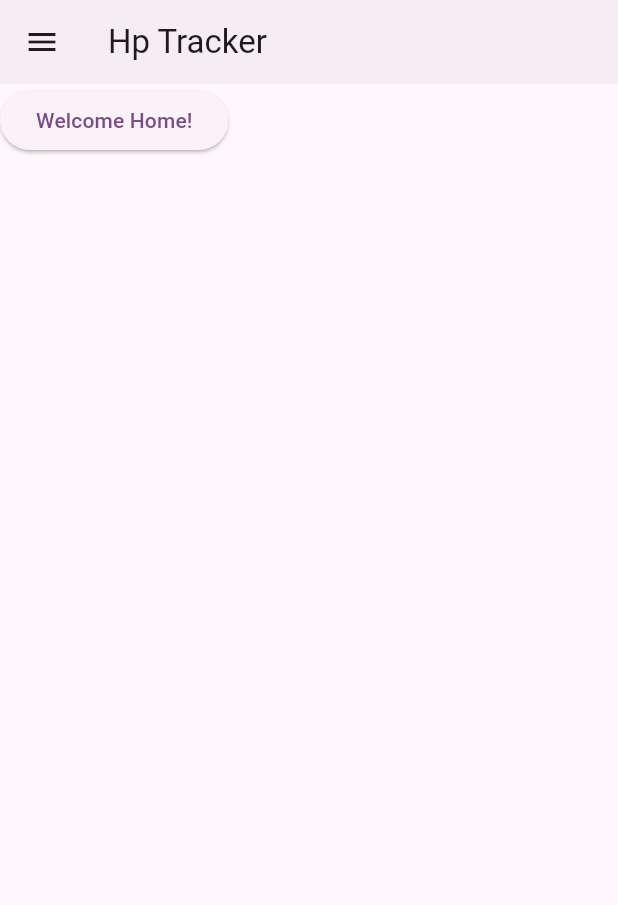
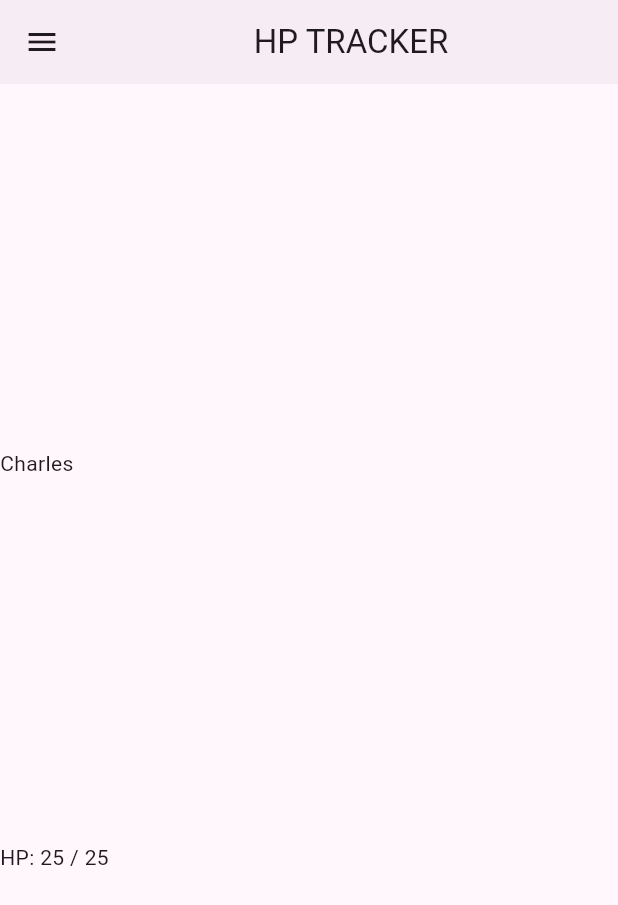
Before and after one commit to crazyapple48/hptracker_flutter, a Flutter app: the screen it shows after launch, on a phone screen of 412 x 824 dp. Shown: the top 905 px of the screen. Run offline on Flutter 3.47's test engine with Material 3 defaults, Android fonts, the phone set to English and light mode, and no system bars.

Commit message:
Begin layout home page

```diff
--- a/lib/main.dart
+++ b/lib/main.dart
@@ -13,24 +13,9 @@ class MyApp extends StatelessWidget {
   @override
   Widget build(BuildContext context) {
     return MaterialApp(
-      title: 'Flutter Demo',
+      title: 'Hp Tracker',
       debugShowCheckedModeBanner: false,
       theme: ThemeData(
-        // This is the theme of your application.
-        //
-        // TRY THIS: Try running your application with "flutter run". You'll see
-        // the application has a purple toolbar. Then, without quitting the app,
-        // try changing the seedColor in the colorScheme below to Colors.green
-        // and then invoke "hot reload" (save your changes or press the "hot
-        // reload" button in a Flutter-supported IDE, or press "r" if you used
-        // the command line to start the app).
-        //
-        // Notice that the counter didn't reset back to zero; the application
-        // state is not lost during the reload. To reset the state, use hot
-        // restart instead.
-        //
-        // This works for code too, not just values: Most code changes can be
-        // tested with just a hot reload.
         colorScheme: .fromSeed(seedColor: Color.fromARGB(255, 124, 7, 170)),
       ),
       darkTheme: ThemeData(
@@ -38,7 +23,15 @@ class MyApp extends StatelessWidget {
         colorScheme: ColorScheme.fromSeed(seedColor: Color.fromARGB(255, 124, 7, 170), brightness: Brightness.dark)
       ),
       themeMode: ThemeMode.system,
-      home: const MyHomePage(title: 'Flutter Demo Home Page'),
+      home: const MyHomePage(
+        title: 'Hp Tracker',
+        characterName: "Charles",
+        currentHp: 25,
+        maxHp: 25,
+        currentTempHp: 0,
+        maxTempHp: 0,
+        currentHitDice: 10,
+        maxHitDice: 10,),
     );
   }
 }
--- a/lib/ui/home/widgets/home_screen.dart
+++ b/lib/ui/home/widgets/home_screen.dart
@@ -1,32 +1,63 @@
 import 'package:flutter/material.dart';
 
 class MyHomePage extends StatefulWidget {
-  const MyHomePage({super.key, required this.title});
+  const MyHomePage({
+    super.key,
+    required this.title,
+    required this.characterName,
+    required this.currentHp,
+    required this.maxHp,
+    required this.maxTempHp,
+    required this.currentTempHp,
+    required this.currentHitDice,
+    required this.maxHitDice});
+  final String title;
 
-  // This widget is the home page of your application. It is stateful, meaning
-  // that it has a State object (defined below) that contains fields that affect
-  // how it looks.
-
-  // This class is the configuration for the state. It holds the values (in this
-  // case the title) provided by the parent (in this case the App widget) and
-  // used by the build method of the State. Fields in a Widget subclass are
-  // always marked "final".
-
-  final String title;
+  final String characterName;
+  final int currentHp;
+  final int maxHp;
+  final int currentTempHp;
+  final int maxTempHp;
+  final int currentHitDice;
+  final int maxHitDice;
 
   @override
   State<MyHomePage> createState() => _MyHomePageState();
 }
 
 class _MyHomePageState extends State<MyHomePage> {
+
   @override
   Widget build(BuildContext context) {
     return Scaffold(
       appBar: AppBar(
-        title: const Text('Hp Tracker'),
+        title: Center(child: Text(widget.title.toUpperCase()),),
         elevation: 2,
       ),
-      body: ElevatedButton(child: Text("Welcome Home!"), onPressed: () => print("button clicked!"),),
+      body: Center(
+        child: Column(
+          mainAxisAlignment: MainAxisAlignment.spaceEvenly,
+          children: [
+            Row(
+              children: [
+              Text(widget.characterName),
+            ],),
+            Row(
+              children: [
+                Column(
+                  children: [
+                    Text("HP: ${widget.currentHp} / ${widget.maxHp}")
+                  ],
+                ),
+                Column(
+
+                )
+              ],
+            )
+
+        ],
+        ),
+      ),
       drawer: Column(
         children: [Placeholder()],
       ),
```
